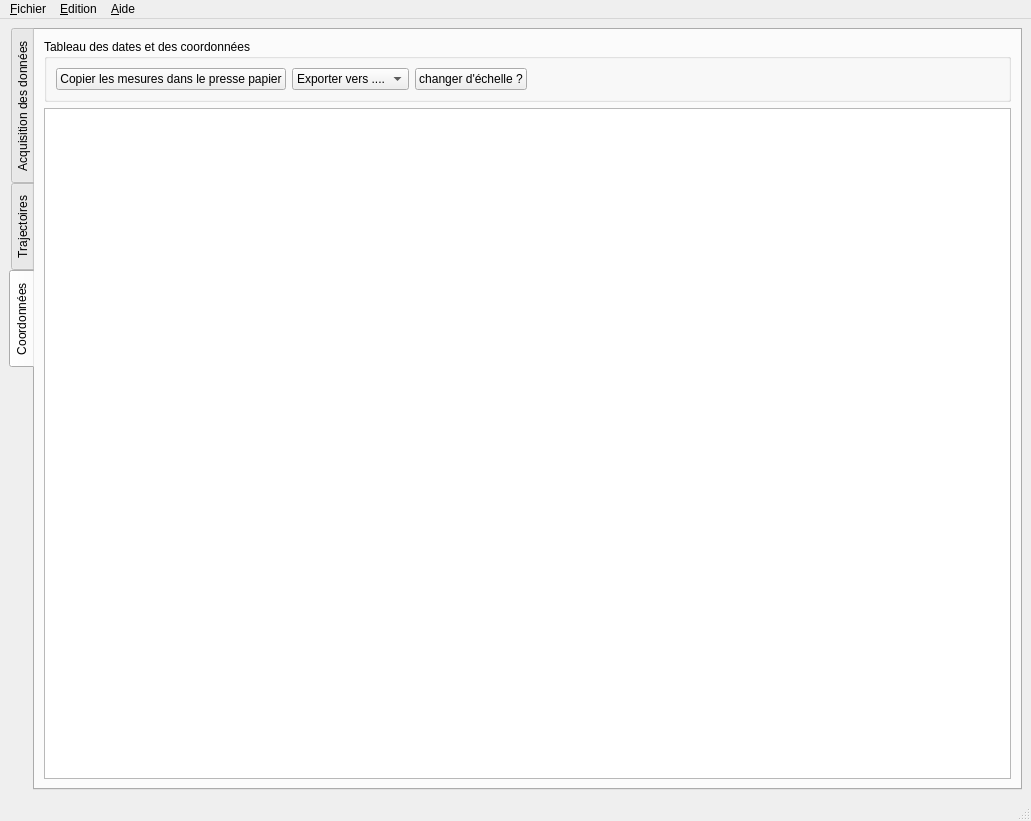
rene-d/pymecavideo, file src/pymecavideo_mini_layout.ui: the form before one commit.
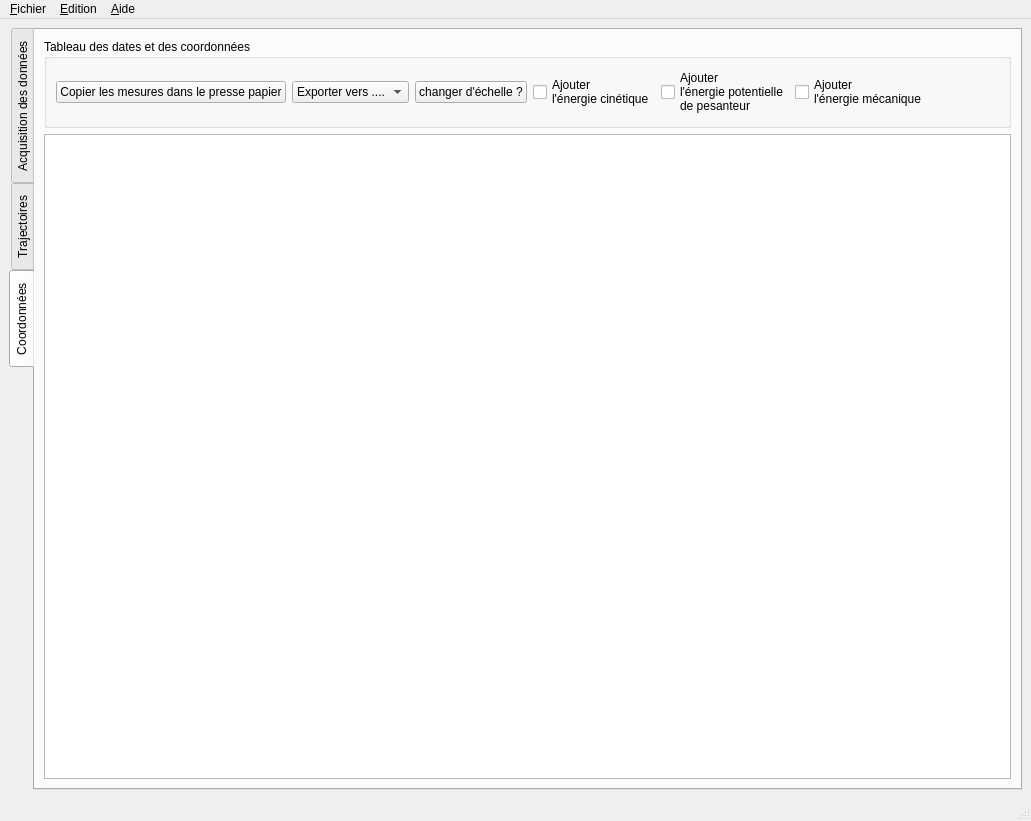
The form after the commit. The open tabs and pages were chosen to show the change. Icons and pictures are not drawn. Custom widgets are drawn as their Qt base class.

Commit message: disposition des checkboxs, mécanisme IHM OK

Patch:
```diff
--- a/src/pymecavideo_mini_layout.ui
+++ b/src/pymecavideo_mini_layout.ui
@@ -1086,6 +1086,31 @@
              </property>
             </widget>
            </item>
+           <item>
+            <widget class="QCheckBox" name="checkBox_Ec">
+             <property name="text">
+              <string>Ajouter
+l'énergie cinétique</string>
+             </property>
+            </widget>
+           </item>
+           <item>
+            <widget class="QCheckBox" name="checkBox_Epp">
+             <property name="text">
+              <string>Ajouter
+l'énergie potentielle
+de pesanteur</string>
+             </property>
+            </widget>
+           </item>
+           <item>
+            <widget class="QCheckBox" name="checkBox_Em">
+             <property name="text">
+              <string>Ajouter
+l'énergie mécanique</string>
+             </property>
+            </widget>
+           </item>
            <item>
             <spacer name="horizontalSpacer_2">
              <property name="orientation">
```
Left out of the diff: 4 changed lines with no effect on the pictures. The commit also changes 1 other file.
